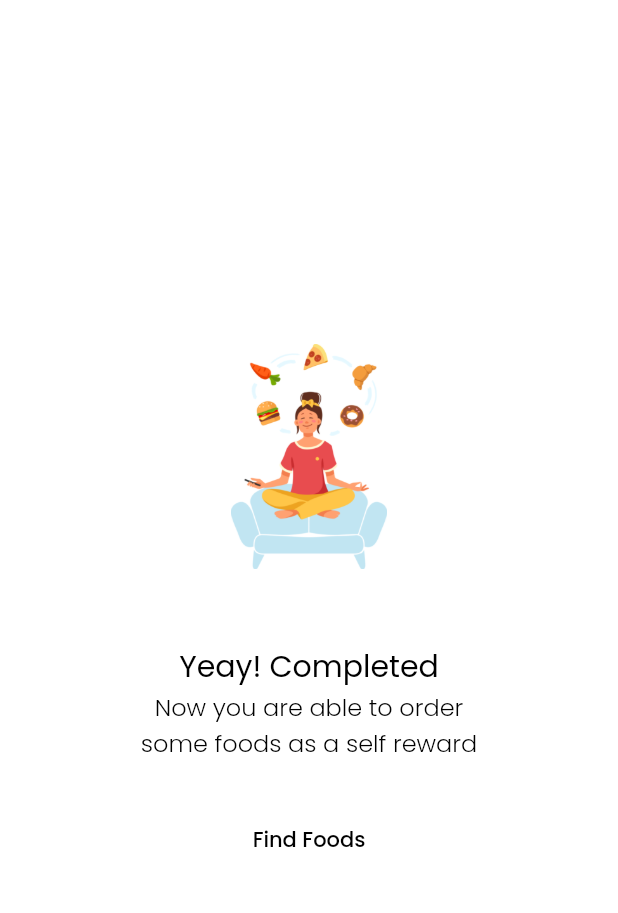
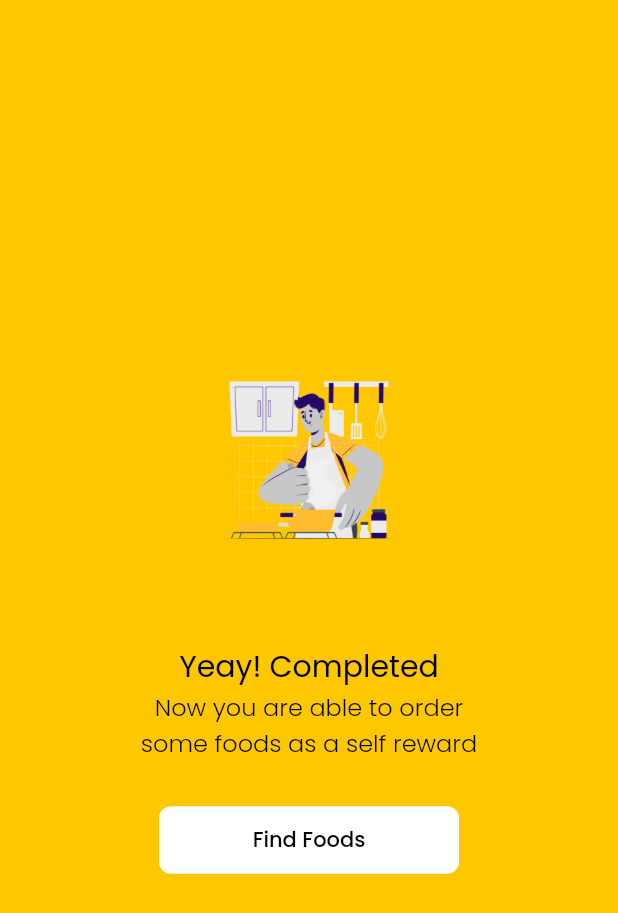
Before and after one commit to sukristiyo/cateringmobile, a Flutter app: the SuccessSignUpPage screen opened directly, on a phone screen of 412 x 824 dp. Shown: the top 913 px of the screen. Run offline on Flutter 3.47's test engine with Material 2 defaults, Android fonts, the light colour scheme and no system bars; our stand-ins replace bloc, equatable, flutter_bloc, flutter_spinkit, get, google_fonts and 3 more.

Commit message:
Update Route Page
Route Page

```diff
--- a/lib/ui/pages/address_page.dart
+++ b/lib/ui/pages/address_page.dart
@@ -169,7 +169,7 @@ class _AddressPageState extends State<AddressPage> {
                       if (state is UserLoaded) {
                         context.bloc<FoodCubit>().getFoods();
                         context.bloc<TransactionCubit>().getTransactions();
-                        Get.to(MainPage());
+                        Get.to(SuccessSignUpPage());
                       } else {
                         Get.snackbar("", "",
                             backgroundColor: "D9435E".toColor(),
--- a/lib/ui/pages/success_sign_up_page.dart
+++ b/lib/ui/pages/success_sign_up_page.dart
@@ -4,12 +4,12 @@ class SuccessSignUpPage extends StatelessWidget {
   @override
   Widget build(BuildContext context) {
     return Scaffold(
-        backgroundColor: Colors.white,
+        backgroundColor: mainColor,
         body: IllustrationPage(
           title: "Yeay! Completed",
           subtitle: "Now you are able to order\nsome foods as a self reward",
-          picturePath: 'assets/food_wishes.png',
-          buttonTap1: () {},
+          picturePath: 'assets/Cooking-cuate 1.png',
+          buttonTap1: () {Get.offAll(MainPage());},
           buttonTitle1: 'Find Foods',
         ));
   }
```
Also changed, not shown: lib/ui/pages/order_history_page.dart (+8 -1 lines), assets/Cooking-cuate 1.png (added).
